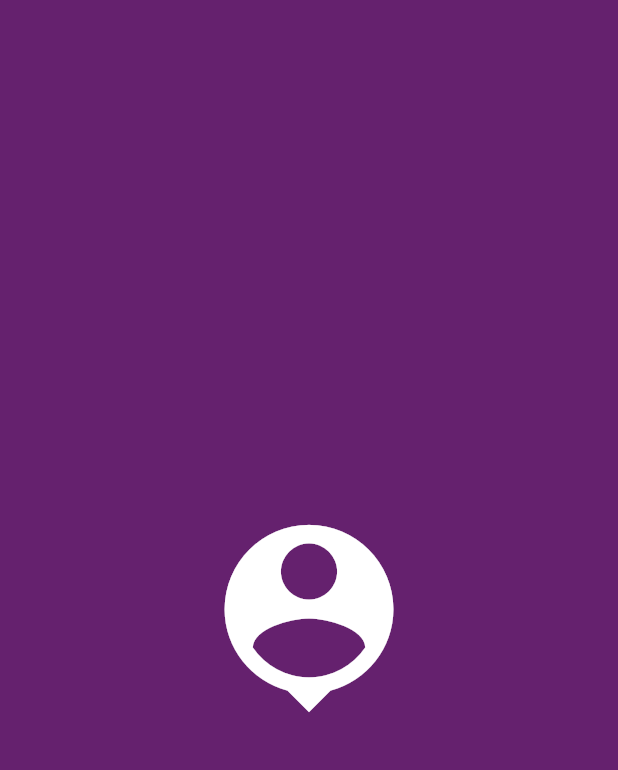
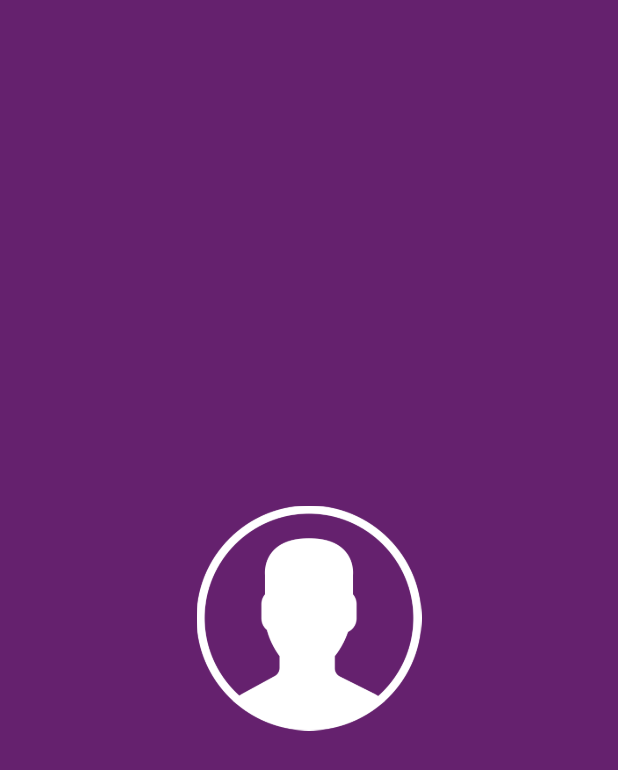
Before and after one commit to GerlanStanley/random_user, a Flutter app: the SplashPage screen opened by its route, on a phone screen of 412 x 824 dp. Shown: the top 770 px of the screen. Run offline on Flutter 3.47's test engine with Material 2 defaults, Android fonts, the phone set to English and light mode, and no system bars; our stand-ins replace cached_network_image, dartz, dio, equatable, flutter_mobx, flutter_modular and 4 more; accounts and stored records are empty; generated files the repository leaves out were written again; network calls fail.

Commit message:
Adicionando readme e algumas imagens

```diff
--- a/lib/app/modules/splash/presenter/pages/splash_page.dart
+++ b/lib/app/modules/splash/presenter/pages/splash_page.dart
@@ -22,13 +22,14 @@ class _SplashPageState extends State<SplashPage> {
 
   @override
   Widget build(BuildContext context) {
-    return const Scaffold(
+    return Scaffold(
       backgroundColor: ColorsConstants.primary,
       body: Center(
-        child: Icon(
-          Icons.person_pin,
+        child: Image.asset(
+          'assets/images/profile.png',
           color: Colors.white,
-          size: 150,
+          width: 150,
+          height: 150,
         ),
       ),
     );
--- a/pubspec.yaml
+++ b/pubspec.yaml
@@ -30,7 +30,6 @@ environment:
 dependencies:
   flutter:
     sdk: flutter
-
 
   # The following adds the Cupertino Icons font to your application.
   # Use with the CupertinoIcons class for iOS style icons.
@@ -79,9 +78,8 @@ flutter:
   uses-material-design: true
 
   # To add assets to your application, add an assets section, like this:
-  # assets:
-  #   - images/a_dot_burr.jpeg
-  #   - images/a_dot_ham.jpeg
+  assets:
+    - assets/images/profile.png
 
   # An image asset can refer to one or more resolution-specific "variants", see
   # https://flutter.dev/assets-and-images/#resolution-aware
```
Also changed, not shown: assets/images/profile.png (added), 6 other files.
